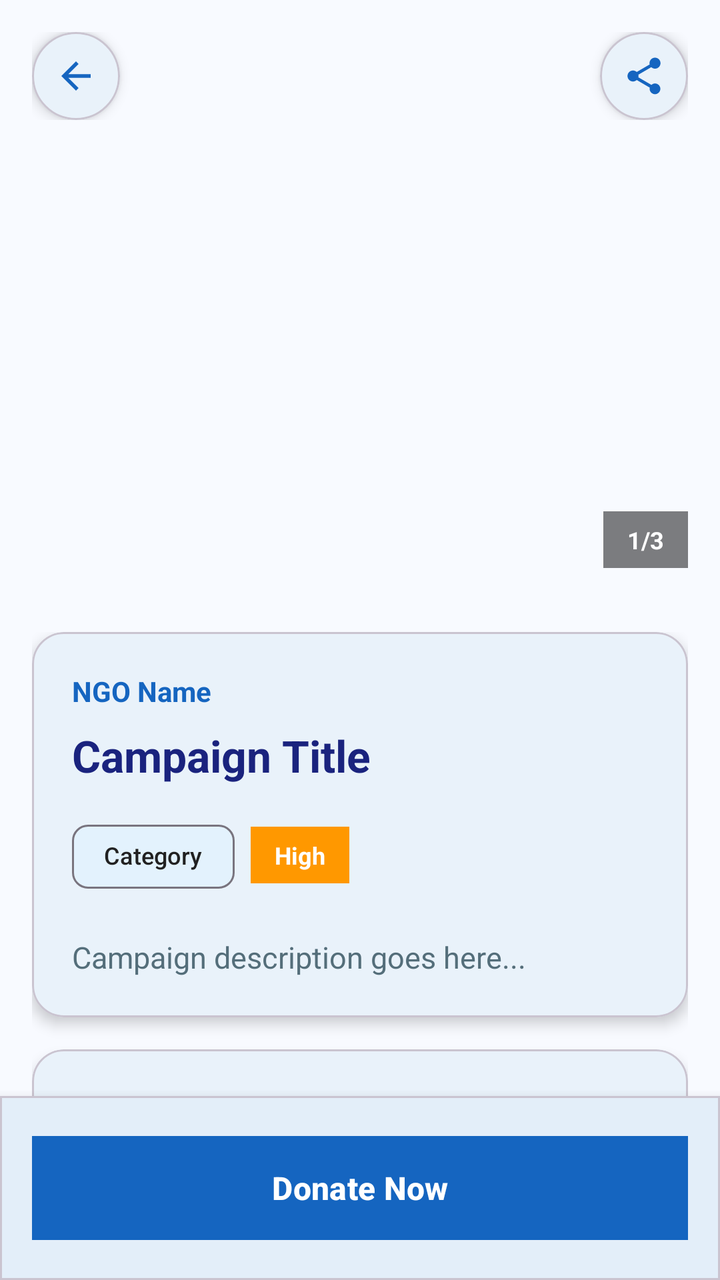
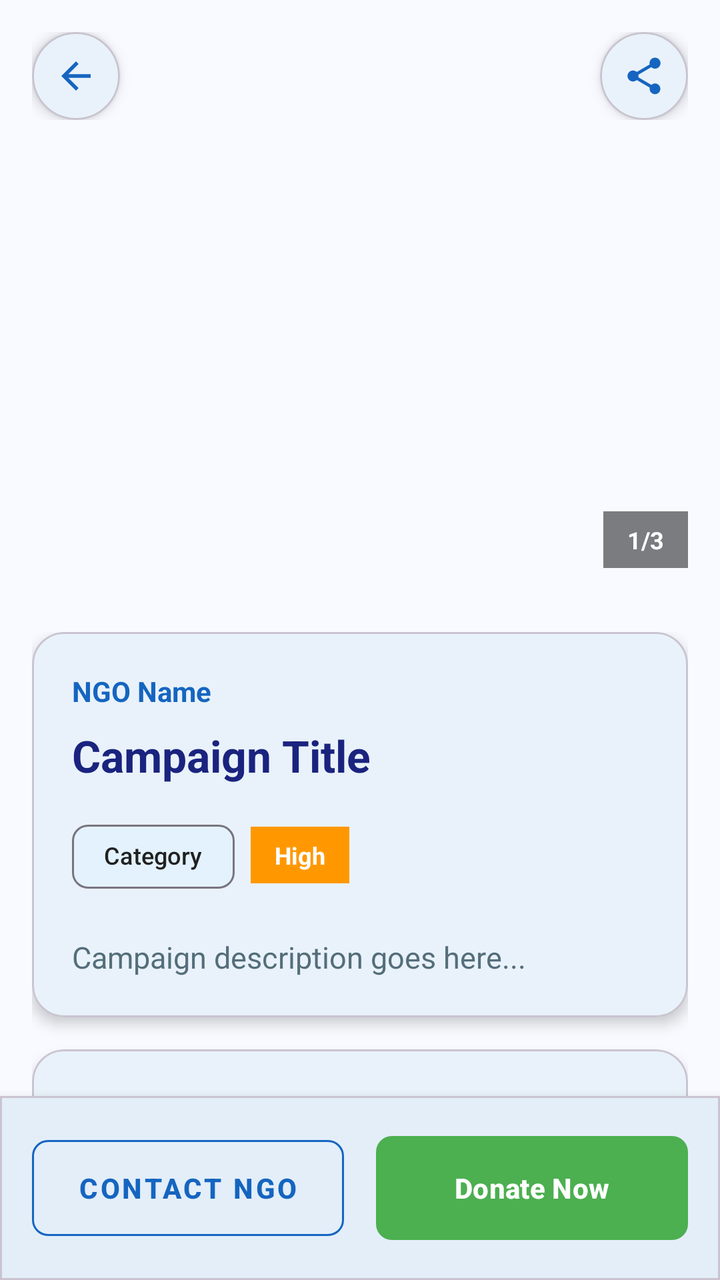

Compare the two renders of this Android layout. The source of the first and the diff that turns it into the second are given below.
<!-- AndroidManifest.xml: application theme Theme.GiveEase -->
<!-- res/layout/fragment_campaign_details.xml -->
<?xml version="1.0" encoding="utf-8"?>
<androidx.coordinatorlayout.widget.CoordinatorLayout xmlns:android="http://schemas.android.com/apk/res/android"
    xmlns:app="http://schemas.android.com/apk/res-auto"
    android:layout_width="match_parent"
    android:layout_height="match_parent"
    android:background="#F8FAFF">

    <com.google.android.material.appbar.AppBarLayout
        android:id="@+id/appBarLayout"
        android:layout_width="match_parent"
        android:layout_height="wrap_content"
        android:background="@android:color/transparent"
        app:elevation="0dp">

        <com.google.android.material.appbar.CollapsingToolbarLayout
            android:layout_width="match_parent"
            android:layout_height="300dp"
            app:layout_scrollFlags="scroll|exitUntilCollapsed"
            app:contentScrim="@android:color/white">

            
            <FrameLayout
                android:layout_width="match_parent"
                android:layout_height="match_parent">

                <androidx.viewpager2.widget.ViewPager2
                    android:id="@+id/viewPagerImages"
                    android:layout_width="match_parent"
                    android:layout_height="match_parent" />

                
                <TextView
                    android:id="@+id/tvImageCount"
                    android:layout_width="wrap_content"
                    android:layout_height="wrap_content"
                    android:text="1/3"
                    android:textSize="12sp"
                    android:textStyle="bold"
                    android:textColor="@android:color/white"
                    android:background="#80000000"
                    android:paddingHorizontal="12dp"
                    android:paddingVertical="6dp"
                    android:layout_gravity="bottom|end"
                    android:layout_margin="16dp" />

                
                <com.google.android.material.tabs.TabLayout
                    android:id="@+id/tabIndicator"
                    android:layout_width="wrap_content"
                    android:layout_height="wrap_content"
                    android:layout_gravity="bottom|center_horizontal"
                    android:layout_marginBottom="8dp"
                    app:tabBackground="@drawable/tab_selector"
                    app:tabGravity="center"
                    app:tabIndicatorHeight="0dp"
                    app:tabPaddingStart="4dp"
                    app:tabPaddingEnd="4dp" />
            </FrameLayout>

            
            <LinearLayout
                android:layout_width="match_parent"
                android:layout_height="wrap_content"
                android:orientation="horizontal"
                android:padding="16dp"
                app:layout_collapseMode="pin">

                <com.google.android.material.card.MaterialCardView
                    android:id="@+id/btnBack"
                    android:layout_width="44dp"
                    android:layout_height="44dp"
                    app:cardCornerRadius="22dp"
                    app:cardElevation="4dp"
                    app:cardBackgroundColor="#FFFFFF"
                    android:clickable="true"
                    android:focusable="true">

                    <ImageView
                        android:layout_width="22dp"
                        android:layout_height="22dp"
                        android:layout_gravity="center"
                        android:src="@drawable/ic_back"
                        app:tint="#1565C0" />
                </com.google.android.material.card.MaterialCardView>

                <View
                    android:layout_width="0dp"
                    android:layout_height="1dp"
                    android:layout_weight="1" />

                <com.google.android.material.card.MaterialCardView
                    android:id="@+id/btnShare"
                    android:layout_width="44dp"
                    android:layout_height="44dp"
                    app:cardCornerRadius="22dp"
                    app:cardElevation="4dp"
                    app:cardBackgroundColor="#FFFFFF"
                    android:clickable="true"
                    android:focusable="true">

                    <ImageView
                        android:layout_width="22dp"
                        android:layout_height="22dp"
                        android:layout_gravity="center"
                        android:src="@drawable/ic_share"
                        app:tint="#1565C0" />
                </com.google.android.material.card.MaterialCardView>
            </LinearLayout>

        </com.google.android.material.appbar.CollapsingToolbarLayout>
    </com.google.android.material.appbar.AppBarLayout>

    <androidx.core.widget.NestedScrollView
        android:layout_width="match_parent"
        android:layout_height="match_parent"
        app:layout_behavior="@string/appbar_scrolling_view_behavior">

        <LinearLayout
            android:layout_width="match_parent"
            android:layout_height="wrap_content"
            android:orientation="vertical"
            android:padding="16dp">

            
            <com.google.android.material.card.MaterialCardView
                android:layout_width="match_parent"
                android:layout_height="wrap_content"
                app:cardCornerRadius="16dp"
                app:cardElevation="4dp"
                android:layout_marginBottom="16dp"
                app:cardBackgroundColor="@android:color/white">

                <LinearLayout
                    android:layout_width="match_parent"
                    android:layout_height="wrap_content"
                    android:orientation="vertical"
                    android:padding="20dp">

                    
                    <TextView
                        android:id="@+id/tvNgoName"
                        android:layout_width="wrap_content"
                        android:layout_height="wrap_content"
                        android:text="NGO Name"
                        android:textSize="14sp"
                        android:textColor="#1565C0"
                        android:textStyle="bold"
                        android:layout_marginBottom="8dp" />

                    
                    <TextView
                        android:id="@+id/tvCampaignTitle"
                        android:layout_width="match_parent"
                        android:layout_height="wrap_content"
                        android:text="Campaign Title"
                        android:textSize="22sp"
                        android:textStyle="bold"
                        android:textColor="#1A237E"
                        android:layout_marginBottom="12dp" />

                    
                    <LinearLayout
                        android:layout_width="match_parent"
                        android:layout_height="wrap_content"
                        android:orientation="horizontal"
                        android:layout_marginBottom="16dp">

                        <com.google.android.material.chip.Chip
                            android:id="@+id/tvCategory"
                            android:layout_width="wrap_content"
                            android:layout_height="wrap_content"
                            android:text="Category"
                            android:textSize="12sp"
                            app:chipBackgroundColor="#E3F2FD"
                            android:layout_marginEnd="8dp" />

                        <TextView
                            android:id="@+id/tvUrgencyBadge"
                            android:layout_width="wrap_content"
                            android:layout_height="wrap_content"
                            android:text="High"
                            android:textSize="12sp"
                            android:textStyle="bold"
                            android:textColor="@android:color/white"
                            android:paddingHorizontal="12dp"
                            android:paddingVertical="6dp"
                            android:background="#FF9800" />
                    </LinearLayout>

                    
                    <TextView
                        android:id="@+id/tvDescription"
                        android:layout_width="match_parent"
                        android:layout_height="wrap_content"
                        android:text="Campaign description goes here..."
                        android:textSize="15sp"
                        android:textColor="#546E7A"
                        android:lineSpacingExtra="4dp" />
                </LinearLayout>
            </com.google.android.material.card.MaterialCardView>

            
            <com.google.android.material.card.MaterialCardView
                android:layout_width="match_parent"
                android:layout_height="wrap_content"
                app:cardCornerRadius="16dp"
                app:cardElevation="4dp"
                android:layout_marginBottom="16dp"
                app:cardBackgroundColor="@android:color/white">

                <LinearLayout
                    android:layout_width="match_parent"
                    android:layout_height="wrap_content"
                    android:orientation="vertical"
                    android:padding="20dp">

                    <TextView
                        android:layout_width="wrap_content"
                        android:layout_height="wrap_content"
                        android:text="Campaign Progress"
                        android:textSize="18sp"
                        android:textStyle="bold"
                        android:textColor="#1A237E"
                        android:layout_marginBottom="16dp" />

                    
                    <ProgressBar
                        android:id="@+id/progressBar"
                        android:layout_width="match_parent"
                        android:layout_height="12dp"
                        android:progress="75"
                        android:max="100"
                        style="?android:attr/progressBarStyleHorizontal"
                        android:progressTint="#4CAF50"
                        android:layout_marginBottom="12dp" />

                    
                    <LinearLayout
                        android:layout_width="match_parent"
                        android:layout_height="wrap_content"
                        android:orientation="horizontal"
                        android:layout_marginBottom="20dp">

                        <LinearLayout
                            android:layout_width="0dp"
                            android:layout_height="wrap_content"
                            android:layout_weight="1"
                            android:orientation="vertical">

                            <TextView
                                android:layout_width="wrap_content"
                                android:layout_height="wrap_content"
                                android:text="Collected"
                                android:textSize="12sp"
                                android:textColor="#546E7A"
                                android:layout_marginBottom="4dp" />

                            <TextView
                                android:id="@+id/tvCurrentQuantity"
                                android:layout_width="wrap_content"
                                android:layout_height="wrap_content"
                                android:text="350 Boxes"
                                android:textSize="16sp"
                                android:textStyle="bold"
                                android:textColor="#4CAF50" />
                        </LinearLayout>

                        <LinearLayout
                            android:layout_width="0dp"
                            android:layout_height="wrap_content"
                            android:layout_weight="1"
                            android:orientation="vertical"
                            android:gravity="end">

                            <TextView
                                android:layout_width="wrap_content"
                                android:layout_height="wrap_content"
                                android:text="Target"
                                android:textSize="12sp"
                                android:textColor="#546E7A"
                                android:layout_marginBottom="4dp" />

                            <TextView
                                android:id="@+id/tvTargetQuantity"
                                android:layout_width="wrap_content"
                                android:layout_height="wrap_content"
                                android:text="500 Boxes"
                                android:textSize="16sp"
                                android:textStyle="bold"
                                android:textColor="#1A237E" />
                        </LinearLayout>

                        <LinearLayout
                            android:layout_width="wrap_content"
                            android:layout_height="wrap_content"
                            android:orientation="vertical"
                            android:gravity="center"
                            android:layout_marginStart="16dp">

                            <TextView
                                android:id="@+id/tvProgressPercent"
                                android:layout_width="wrap_content"
                                android:layout_height="wrap_content"
                                android:text="75%"
                                android:textSize="24sp"
                                android:textStyle="bold"
                                android:textColor="#4CAF50" />
                        </LinearLayout>
                    </LinearLayout>

                    
                    <LinearLayout
                        android:layout_width="match_parent"
                        android:layout_height="wrap_content"
                        android:orientation="horizontal">

                        <LinearLayout
                            android:layout_width="0dp"
                            android:layout_height="wrap_content"
                            android:layout_weight="1"
                            android:orientation="vertical"
                            android:gravity="center"
                            android:background="#F8F9FF"
                            android:padding="16dp">

                            <TextView
                                android:id="@+id/tvDaysLeft"
                                android:layout_width="wrap_content"
                                android:layout_height="wrap_content"
                                android:text="15"
                                android:textSize="28sp"
                                android:textStyle="bold"
                                android:textColor="#1565C0"
                                android:layout_marginBottom="4dp" />

                            <TextView
                                android:layout_width="wrap_content"
                                android:layout_height="wrap_content"
                                android:text="Days Left"
                                android:textSize="12sp"
                                android:textColor="#546E7A" />
                        </LinearLayout>

                        <View
                            android:layout_width="1dp"
                            android:layout_height="match_parent"
                            android:background="#E0E0E0" />

                        <LinearLayout
                            android:layout_width="0dp"
                            android:layout_height="wrap_content"
                            android:layout_weight="1"
                            android:orientation="vertical"
                            android:gravity="center"
                            android:background="#F8F9FF"
                            android:padding="16dp">

                            <TextView
                                android:id="@+id/tvDonorCount"
                                android:layout_width="wrap_content"
                                android:layout_height="wrap_content"
                                android:text="156"
                                android:textSize="28sp"
                                android:textStyle="bold"
                                android:textColor="#4CAF50"
                                android:layout_marginBottom="4dp" />

                            <TextView
                                android:layout_width="wrap_content"
                                android:layout_height="wrap_content"
                                android:text="Donors"
                                android:textSize="12sp"
                                android:textColor="#546E7A" />
                        </LinearLayout>
                    </LinearLayout>
                </LinearLayout>
            </com.google.android.material.card.MaterialCardView>

            
            <com.google.android.material.card.MaterialCardView
                android:id="@+id/cardItemCondition"
                android:layout_width="match_parent"
                android:layout_height="wrap_content"
                app:cardCornerRadius="16dp"
                app:cardElevation="4dp"
                android:layout_marginBottom="16dp"
                app:cardBackgroundColor="@android:color/white">

                <LinearLayout
                    android:layout_width="match_parent"
                    android:layout_height="wrap_content"
                    android:orientation="vertical"
                    android:padding="20dp">

                    <TextView
                        android:layout_width="wrap_content"
                        android:layout_height="wrap_content"
                        android:text="Item Condition"
                        android:textSize="16sp"
                        android:textStyle="bold"
                        android:textColor="#1A237E"
                        android:layout_marginBottom="8dp" />

                    <TextView
                        android:id="@+id/tvItemCondition"
                        android:layout_width="wrap_content"
                        android:layout_height="wrap_content"
                        android:text="New"
                        android:textSize="14sp"
                        android:textColor="#546E7A" />
                </LinearLayout>
            </com.google.android.material.card.MaterialCardView>

            
            <com.google.android.material.card.MaterialCardView
                android:id="@+id/cardSpecificRequirements"
                android:layout_width="match_parent"
                android:layout_height="wrap_content"
                app:cardCornerRadius="16dp"
                app:cardElevation="4dp"
                android:layout_marginBottom="16dp"
                app:cardBackgroundColor="@android:color/white">

                <LinearLayout
                    android:layout_width="match_parent"
                    android:layout_height="wrap_content"
                    android:orientation="vertical"
                    android:padding="20dp">

                    <TextView
                        android:layout_width="wrap_content"
                        android:layout_height="wrap_content"
                        android:text="Specific Requirements"
                        android:textSize="16sp"
                        android:textStyle="bold"
                        android:textColor="#1A237E"
                        android:layout_marginBottom="8dp" />

                    <TextView
                        android:id="@+id/tvSpecificRequirements"
                        android:layout_width="match_parent"
                        android:layout_height="wrap_content"
                        android:text="Requirements go here..."
                        android:textSize="14sp"
                        android:textColor="#546E7A"
                        android:lineSpacingExtra="4dp" />
                </LinearLayout>
            </com.google.android.material.card.MaterialCardView>

            
            <com.google.android.material.card.MaterialCardView
                android:layout_width="match_parent"
                android:layout_height="wrap_content"
                app:cardCornerRadius="16dp"
                app:cardElevation="4dp"
                android:layout_marginBottom="80dp"
                app:cardBackgroundColor="@android:color/white">

                <LinearLayout
                    android:layout_width="match_parent"
                    android:layout_height="wrap_content"
                    android:orientation="vertical"
                    android:padding="20dp">

                    <TextView
                        android:layout_width="wrap_content"
                        android:layout_height="wrap_content"
                        android:text="Campaign Timeline"
                        android:textSize="16sp"
                        android:textStyle="bold"
                        android:textColor="#1A237E"
                        android:layout_marginBottom="12dp" />

                    <LinearLayout
                        android:layout_width="match_parent"
                        android:layout_height="wrap_content"
                        android:orientation="horizontal"
                        android:layout_marginBottom="8dp">

                        <TextView
                            android:layout_width="0dp"
                            android:layout_height="wrap_content"
                            android:layout_weight="1"
                            android:text="Created"
                            android:textSize="13sp"
                            android:textColor="#546E7A" />

                        <TextView
                            android:id="@+id/tvCreatedDate"
                            android:layout_width="wrap_content"
                            android:layout_height="wrap_content"
                            android:text="15 Jan 2024"
                            android:textSize="13sp"
                            android:textStyle="bold"
                            android:textColor="#1A237E" />
                    </LinearLayout>

                    <LinearLayout
                        android:layout_width="match_parent"
                        android:layout_height="wrap_content"
                        android:orientation="horizontal">

                        <TextView
                            android:layout_width="0dp"
                            android:layout_height="wrap_content"
                            android:layout_weight="1"
                            android:text="Ends on"
                            android:textSize="13sp"
                            android:textColor="#546E7A" />

                        <TextView
                            android:id="@+id/tvEndDate"
                            android:layout_width="wrap_content"
                            android:layout_height="wrap_content"
                            android:text="30 Jan 2024"
                            android:textSize="13sp"
                            android:textStyle="bold"
                            android:textColor="#FF5252" />
                    </LinearLayout>
                </LinearLayout>
            </com.google.android.material.card.MaterialCardView>

        </LinearLayout>
    </androidx.core.widget.NestedScrollView>

    
    <com.google.android.material.card.MaterialCardView
        android:layout_width="match_parent"
        android:layout_height="wrap_content"
        android:layout_gravity="bottom"
        app:cardElevation="8dp"
        app:cardCornerRadius="0dp"
        app:cardBackgroundColor="@android:color/white">

        <com.google.android.material.button.MaterialButton
            android:id="@+id/btnDonate"
            android:layout_width="match_parent"
            android:layout_height="60dp"
            android:text="Donate Now"
            android:textSize="16sp"
            android:textStyle="bold"
            app:cornerRadius="0dp"
            app:backgroundTint="#1565C0"
            android:layout_margin="16dp" />
    </com.google.android.material.card.MaterialCardView>

</androidx.coordinatorlayout.widget.CoordinatorLayout>
<!-- resources referenced by this layout -->
<resources>
  <!-- drawable ic_back (drawable) -->
  <vector xmlns:android="http://schemas.android.com/apk/res/android"
      android:width="24dp"
      android:height="24dp"
      android:viewportWidth="24"
      android:viewportHeight="24">
      <path
          android:fillColor="#FF000000"
          android:pathData="M20,11H7.83l5.59,-5.59L12,4l-8,8 8,8 1.41,-1.41L7.83,13H20v-2z"/>
  </vector>
  <!-- drawable ic_share (drawable) -->
  <vector xmlns:android="http://schemas.android.com/apk/res/android"
      android:width="24dp"
      android:height="24dp"
      android:viewportWidth="24"
      android:viewportHeight="24">
      <path
          android:fillColor="#000000"
          android:pathData="M18,16.08c-0.76,0 -1.44,0.3 -1.96,0.77L8.91,12.7c0.05,-0.23 0.09,-0.46 0.09,-0.7s-0.04,-0.47 -0.09,-0.7l7.05,-4.11c0.54,0.5 1.25,0.81 2.04,0.81 1.66,0 3,-1.34 3,-3s-1.34,-3 -3,-3 -3,1.34 -3,3c0,0.24 0.04,0.47 0.09,0.7L8.04,9.81C7.5,9.31 6.79,9 6,9c-1.66,0 -3,1.34 -3,3s1.34,3 3,3c0.79,0 1.5,-0.31 2.04,-0.81l7.12,4.16c-0.05,0.21 -0.08,0.43 -0.08,0.65 0,1.61 1.31,2.92 2.92,2.92 1.61,0 2.92,-1.31 2.92,-2.92s-1.31,-2.92 -2.92,-2.92z"/>
  </vector>
  <!-- drawable tab_selector (drawable) -->
  <?xml version="1.0" encoding="utf-8"?>
  <selector xmlns:android="http://schemas.android.com/apk/res/android">
      <item android:state_selected="true">
          <shape android:shape="oval">
              <size android:width="8dp" android:height="8dp"/>
              <solid android:color="#FFFFFF"/>
          </shape>
      </item>
      <item>
          <shape android:shape="oval">
              <size android:width="6dp" android:height="6dp"/>
              <solid android:color="#80FFFFFF"/>
          </shape>
      </item>
  </selector>
  <style name="Theme.GiveEase" parent="Theme.Material3.Light.NoActionBar">
          
          <item name="colorPrimary">@color/primary_blue</item>
          <item name="colorOnPrimary">@color/white</item>
          <item name="colorSecondary">@color/teal_200</item>
          <item name="colorOnSecondary">@color/black</item>
  
          
          <item name="android:windowBackground">@color/background</item>
          <item name="colorSurface">@color/surface</item>
          <item name="colorOnSurface">@color/onSurface</item>
          <item name="colorOnBackground">@color/onBackground</item>
  
          
          <item name="android:statusBarColor" tools:targetApi="l">?attr/colorPrimary</item>
  
      </style>
  <color name="primary_blue">#1976D2</color>
  <color name="white">#FFFFFFFF</color>
  <color name="teal_200">#FF03DAC5</color>
  <color name="black">#FF000000</color>
  <color name="background">#FAFAFA</color>
  <color name="surface">#FFFFFF</color>
  <color name="onSurface">#212121</color>
  <color name="onBackground">#212121</color>
</resources>

<!-- the commit's change to res/layout/fragment_campaign_details.xml (unified diff, before → after) -->
@@ -104,6 +104,7 @@
                         android:layout_gravity="center"
                         android:src="@drawable/ic_share"
                         app:tint="#1565C0" />
+
                 </com.google.android.material.card.MaterialCardView>
             </LinearLayout>
 
@@ -146,6 +147,7 @@
                         android:textColor="#1565C0"
                         android:textStyle="bold"
                         android:layout_marginBottom="8dp" />
+
 
                     
                     <TextView
@@ -532,16 +534,39 @@
         app:cardCornerRadius="0dp"
         app:cardBackgroundColor="@android:color/white">
 
-        <com.google.android.material.button.MaterialButton
-            android:id="@+id/btnDonate"
+        <LinearLayout
             android:layout_width="match_parent"
-            android:layout_height="60dp"
-            android:text="Donate Now"
-            android:textSize="16sp"
-            android:textStyle="bold"
-            app:cornerRadius="0dp"
-            app:backgroundTint="#1565C0"
-            android:layout_margin="16dp" />
+            android:layout_height="wrap_content"
+            android:orientation="horizontal"
+            android:padding="16dp">
+
+            <com.google.android.material.button.MaterialButton
+                android:id="@+id/btnContactNgo"
+                style="@style/Widget.MaterialComponents.Button.OutlinedButton"
+                android:layout_width="0dp"
+                android:layout_height="60dp"
+                android:layout_weight="1"
+                android:text="Contact NGO"
+                android:textSize="14sp"
+                android:textStyle="bold"
+                app:cornerRadius="8dp"
+                app:strokeColor="#1565C0"
+                android:textColor="#1565C0"
+                android:layout_marginEnd="8dp" />
+
+            <com.google.android.material.button.MaterialButton
+                android:id="@+id/btnDonate"
+                android:layout_width="0dp"
+                android:layout_height="60dp"
+                android:layout_weight="1"
+                android:text="Donate Now"
+                android:textSize="14sp"
+                android:textStyle="bold"
+                app:cornerRadius="8dp"
+                app:backgroundTint="#4CAF50"
+                android:layout_marginStart="8dp" />
+        </LinearLayout>
     </com.google.android.material.card.MaterialCardView>
 
+
 </androidx.coordinatorlayout.widget.CoordinatorLayout>
